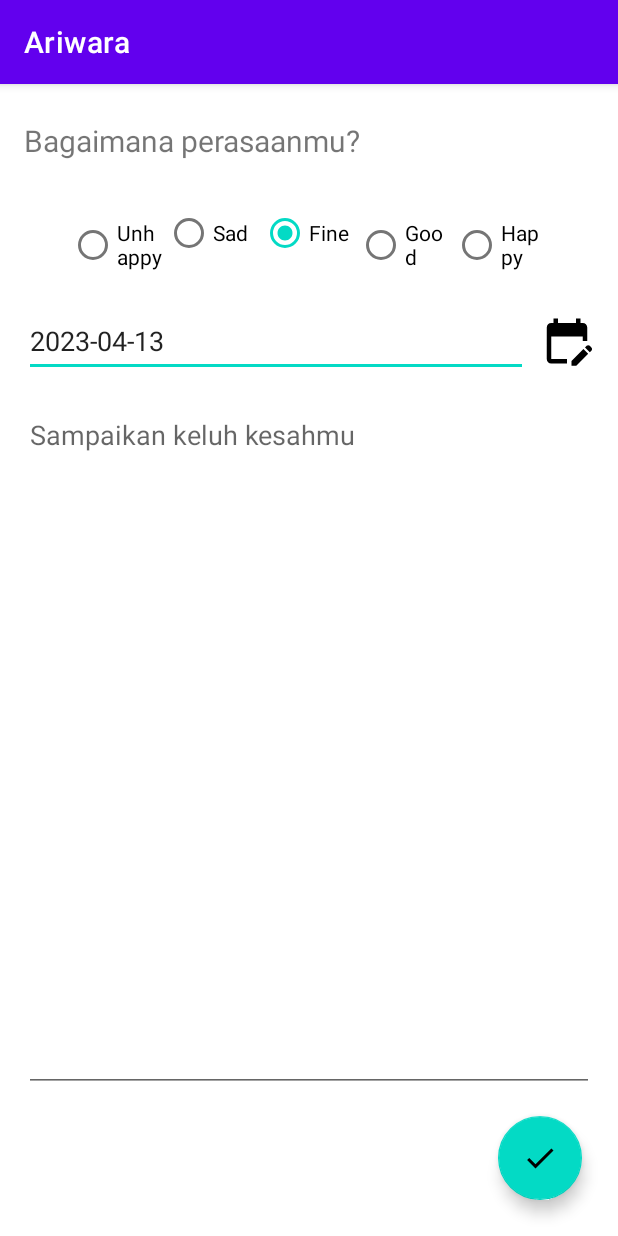
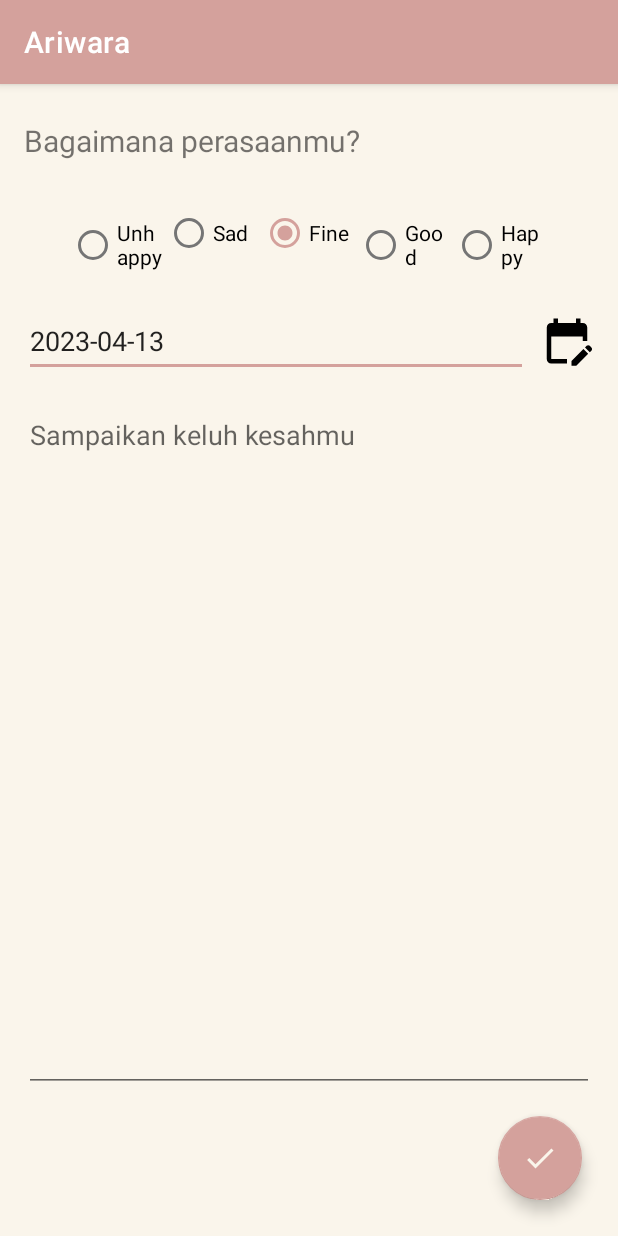
Before and after one commit to munovrizall/Ariwara_MoodTracker, an Android app: the screen it shows after launch (JournalActivity), after a tap on an icon or button, on a phone screen of 412 x 824 dp. Run offline under Robolectric (Android 15) with nearby library versions, the phone set to English and light mode, and no system bars; our stand-ins replace Room's generated code.

Commit message:
Coloring completed

```diff
--- a/app/src/main/java/com/artonov/ariwara/JournalActivity.kt
+++ b/app/src/main/java/com/artonov/ariwara/JournalActivity.kt
@@ -48,6 +48,9 @@ class JournalActivity : AppCompatActivity() {
                 getDiary()
             }
         }
+        binding.fabDone.setImageTintList(ContextCompat.getColorStateList(this, R.color.cream))
+        binding.fabUpdate.setImageTintList(ContextCompat.getColorStateList(this, R.color.cream))
+
     }
 
     fun setupListener() {
--- a/app/src/main/java/com/artonov/ariwara/MainActivity.kt
+++ b/app/src/main/java/com/artonov/ariwara/MainActivity.kt
@@ -32,6 +32,9 @@ import kotlinx.coroutines.withContext
 import java.util.*
 import android.Manifest
 import android.content.pm.PackageManager
+import android.content.res.ColorStateList
+import android.graphics.Color
+import androidx.core.content.ContextCompat
 
 class MainActivity : AppCompatActivity() {
     lateinit var binding: ActivityMainBinding
@@ -44,6 +47,7 @@ class MainActivity : AppCompatActivity() {
         forceLightMode()
         setContentView(binding.root)
         getUsername()
+        setupView()
         setupListener()
         setupRecyclerView()
         setupBottomNav()
@@ -54,6 +58,9 @@ class MainActivity : AppCompatActivity() {
         loadData()
     }
 
+    private fun setupView() {
+        binding.fabAdd.setImageTintList(ContextCompat.getColorStateList(this, R.color.cream))
+    }
     private fun setupListener() {
         binding.fabAdd.setOnClickListener() {
             intentJournal(0, Constant.TYPE_CREATE)
@@ -78,6 +85,11 @@ class MainActivity : AppCompatActivity() {
     }
 
     private fun setupBottomNav() {
+        val colorStateList = ContextCompat.getColorStateList(this, R.color.menu_bottom_color)
+        binding.apply {
+            bottomNavigationView.itemTextColor = colorStateList
+            bottomNavigationView.itemIconTintList = colorStateList
+        }
         binding.bottomNavigationView.setOnNavigationItemSelectedListener { menuItem ->
             when (menuItem.itemId) {
                 R.id.menuProfile -> {
--- a/app/src/main/java/com/artonov/ariwara/ProfileActivity.kt
+++ b/app/src/main/java/com/artonov/ariwara/ProfileActivity.kt
@@ -13,6 +13,7 @@ import android.widget.Toast
 import androidx.appcompat.app.AppCompatActivity
 import androidx.core.app.ActivityCompat
 import androidx.core.app.NotificationManagerCompat
+import androidx.core.content.ContextCompat
 import com.artonov.ariwara.database.DiaryDB
 import com.artonov.ariwara.databinding.ActivityProfileBinding
 import com.artonov.ariwara.util.NotificationReceiver
@@ -89,6 +90,11 @@ class ProfileActivity : AppCompatActivity() {
     }
 
     private fun setupBottomNav() {
+        val colorStateList = ContextCompat.getColorStateList(this, R.color.menu_bottom_color)
+        binding.apply {
+            bottomNavigationView.itemTextColor = colorStateList
+            bottomNavigationView.itemIconTintList = colorStateList
+        }
         binding.bottomNavigationView.selectedItemId = R.id.menuProfile
         binding.bottomNavigationView.setOnNavigationItemSelectedListener { menuItem ->
             when (menuItem.itemId) {
--- /dev/null
+++ b/app/src/main/res/color/menu_bottom_color.xml
@@ -0,0 +1,5 @@
+<?xml version="1.0" encoding="utf-8"?>
+<selector xmlns:android="http://schemas.android.com/apk/res/android">
+    <item android:color="@color/cream" android:state_checked="true" />
+    <item android:color="@color/black" />
+</selector>
--- a/app/src/main/res/layout/activity_journal.xml
+++ b/app/src/main/res/layout/activity_journal.xml
@@ -111,6 +111,7 @@
         android:layout_marginEnd="24dp"
         android:layout_marginBottom="24dp"
         android:clickable="true"
+        android:tint="@color/cream"
         app:layout_constraintBottom_toBottomOf="parent"
         app:layout_constraintEnd_toEndOf="parent"
         app:srcCompat="@drawable/ic_check" />
@@ -122,6 +123,7 @@
         android:layout_marginEnd="24dp"
         android:layout_marginBottom="24dp"
         android:clickable="true"
+        android:tint="@color/cream"
         app:layout_constraintBottom_toBottomOf="parent"
         app:layout_constraintEnd_toEndOf="parent"
         app:srcCompat="@drawable/ic_save" />
--- a/app/src/main/res/layout/activity_main.xml
+++ b/app/src/main/res/layout/activity_main.xml
@@ -30,6 +30,7 @@
         android:layout_marginEnd="24dp"
         android:layout_marginBottom="16dp"
         android:clickable="true"
+        android:tint="@color/cream"
         app:layout_constraintBottom_toTopOf="@+id/bottomNavigationView"
         app:layout_constraintEnd_toEndOf="parent"
         app:srcCompat="@drawable/ic_add" />
@@ -38,6 +39,7 @@
         android:id="@+id/bottomNavigationView"
         android:layout_width="match_parent"
         android:layout_height="wrap_content"
+        app:backgroundTint="@color/brown"
         app:layout_constraintBottom_toBottomOf="parent"
         app:layout_constraintEnd_toEndOf="parent"
         app:layout_constraintHorizontal_bias="0.5"
--- a/app/src/main/res/layout/activity_profile.xml
+++ b/app/src/main/res/layout/activity_profile.xml
@@ -57,6 +57,7 @@
         android:id="@+id/bottomNavigationView"
         android:layout_width="match_parent"
         android:layout_height="wrap_content"
+        app:backgroundTint="@color/brown"
         app:layout_constraintBottom_toBottomOf="parent"
         app:layout_constraintEnd_toEndOf="parent"
         app:layout_constraintHorizontal_bias="0.5"
--- a/app/src/main/res/values-night/themes.xml
+++ b/app/src/main/res/values-night/themes.xml
@@ -12,5 +12,6 @@
         <!-- Status bar color. -->
         <item name="android:statusBarColor">?attr/colorPrimaryVariant</item>
         <!-- Customize your theme here. -->
+        <item name="android:windowBackground">@color/cream</item>
     </style>
 </resources>
--- a/app/src/main/res/values/colors.xml
+++ b/app/src/main/res/values/colors.xml
@@ -12,4 +12,7 @@
     <color name="yellow">#FACD1C</color>
     <color name="lime">#9ED871</color>
     <color name="green">#2BD028</color>
+    <color name="brown">#D4A19C</color>
+    <color name="light_brown">#DAD1B4</color>
+    <color name="cream">#FAF5EB</color>
 </resources>
--- a/app/src/main/res/values/themes.xml
+++ b/app/src/main/res/values/themes.xml
@@ -2,15 +2,16 @@
     <!-- Base application theme. -->
     <style name="Theme.Ariwara" parent="Theme.MaterialComponents.DayNight.DarkActionBar">
         <!-- Primary brand color. -->
-        <item name="colorPrimary">@color/purple_500</item>
-        <item name="colorPrimaryVariant">@color/purple_700</item>
+        <item name="colorPrimary">@color/brown</item>
+        <item name="colorPrimaryVariant">@color/light_brown</item>
         <item name="colorOnPrimary">@color/white</item>
         <!-- Secondary brand color. -->
-        <item name="colorSecondary">@color/teal_200</item>
-        <item name="colorSecondaryVariant">@color/teal_700</item>
+        <item name="colorSecondary">@color/brown</item>
+        <item name="colorSecondaryVariant">@color/light_brown</item>
         <item name="colorOnSecondary">@color/black</item>
         <!-- Status bar color. -->
-        <item name="android:statusBarColor">?attr/colorPrimaryVariant</item>
+        <item name="android:statusBarColor">?attr/colorPrimary</item>
         <!-- Customize your theme here. -->
+        <item name="android:windowBackground">@color/cream</item>
     </style>
 </resources>
```
